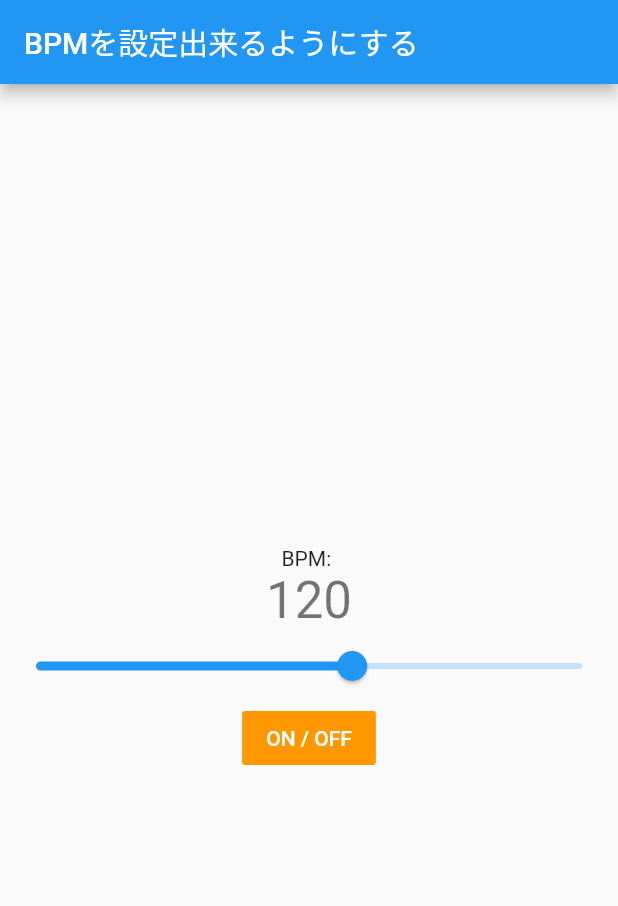
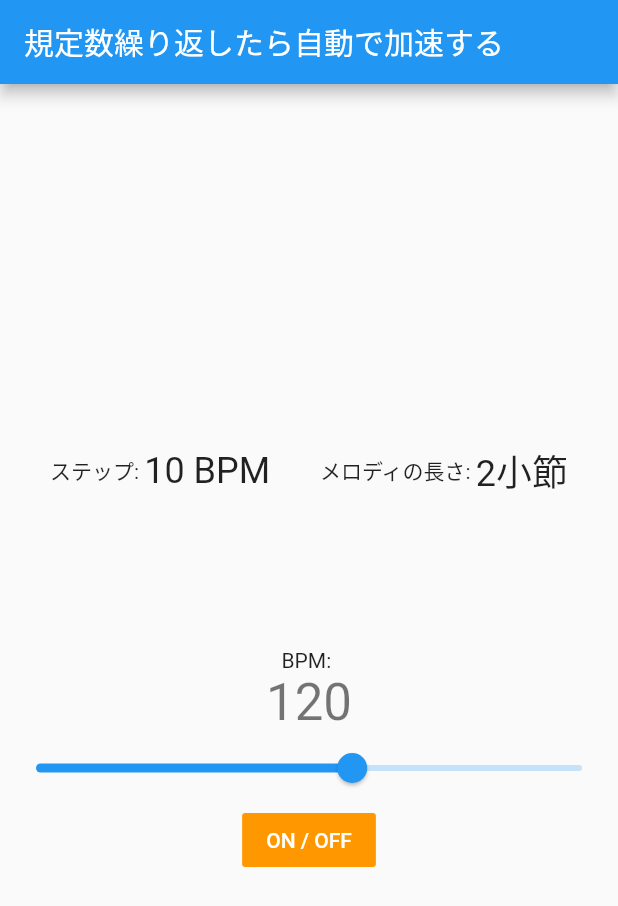
Before and after one commit to HiroyukiTonami/Incrementnome, a Flutter app: the screen it shows after launch, on a phone screen of 412 x 824 dp. Shown: the top 906 px of the screen. Run offline on Flutter 3.47's test engine with Material 2 defaults, Android fonts, the phone set to English and light mode, and no system bars; missing offline and left inert: soundpool.

Commit message:
👍規定数繰り返したら自動で加速する

```diff
--- a/lib/main.dart
+++ b/lib/main.dart
@@ -17,7 +17,7 @@ class Incrementnome extends StatelessWidget {
         primarySwatch: Colors.blue,
         visualDensity: VisualDensity.adaptivePlatformDensity,
       ),
-      home: Home(title: 'BPMを設定出来るようにする'),
+      home: Home(title: '規定数繰り返したら自動で加速する'),
     );
   }
 }
@@ -34,6 +34,8 @@ class Home extends StatefulWidget {
 
 class _HomeState extends State<Home> {
   ByteData sound;
+  int _stepSize = 10; // 何BPM加速するか
+  int _bar = 2; // 何小節で1ループとするか
   int _tempo = 120;
   bool _run = false;
   Soundpool pool = Soundpool(streamType: StreamType.alarm);
@@ -54,10 +56,17 @@ class _HomeState extends State<Home> {
     int soundId = await rootBundle.load('assets/sound/hammer.wav').then((ByteData soundData) {
       return pool.load(soundData);
     });
+    var count = 0;
     while(_run) {
       waitTime  = 60000 ~/ _tempo;
       await pool.play(soundId);
       await Future.delayed(Duration(milliseconds: waitTime));
+      count++;
+      // TODO: 4分の4拍子以外の対応
+      if (count == _bar * 4) {
+        setState(() => _tempo = _tempo + _stepSize);
+        count = 0;
+      }
     }
   }
 
@@ -72,6 +81,29 @@ class _HomeState extends State<Home> {
 
           mainAxisAlignment: MainAxisAlignment.center,
           children: <Widget>[
+            Row(
+              mainAxisAlignment: MainAxisAlignment.center,
+              children: [
+                Spacer(),
+                Text(
+                  'ステップ: ',
+                ),
+                Text(
+                  '$_stepSize BPM',
+                  style: Theme.of(context).textTheme.headline5,
+                ),
+                Spacer(),
+                Text(
+                  'メロディの長さ: ',
+                ),
+                Text(
+                  '$_bar小節',
+                  style: Theme.of(context).textTheme.headline5,
+                ),
+                Spacer(),
+              ],
+            ),
+            Container(height: 100,),
             Text(
               'BPM: ',
             ),
```
